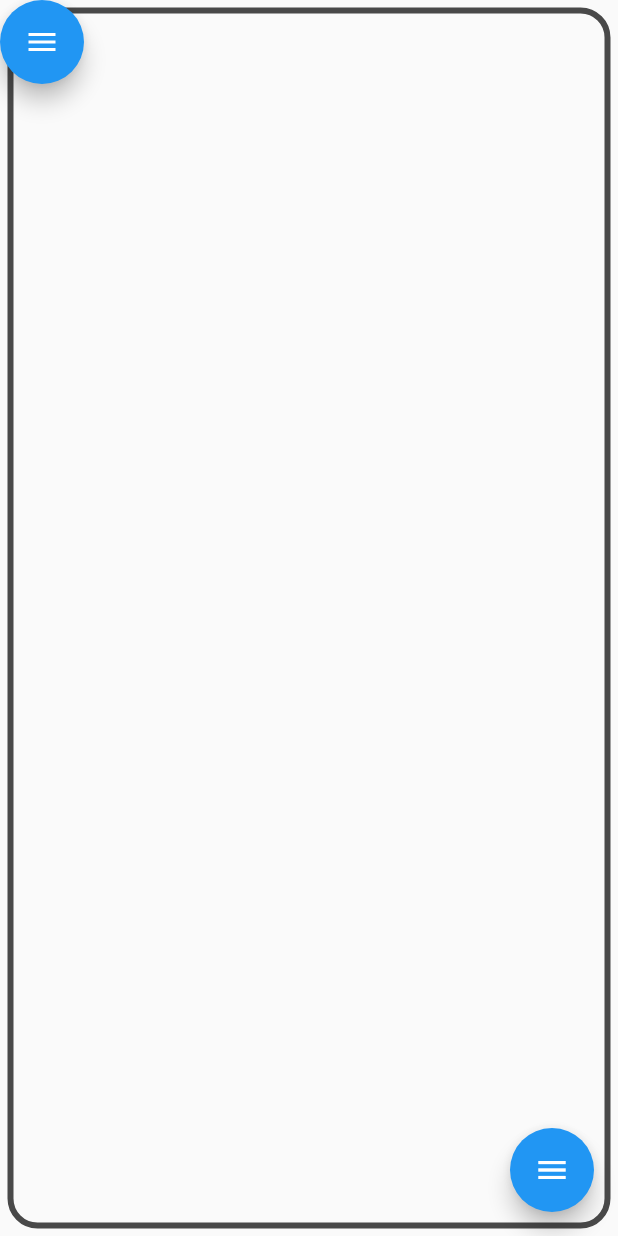
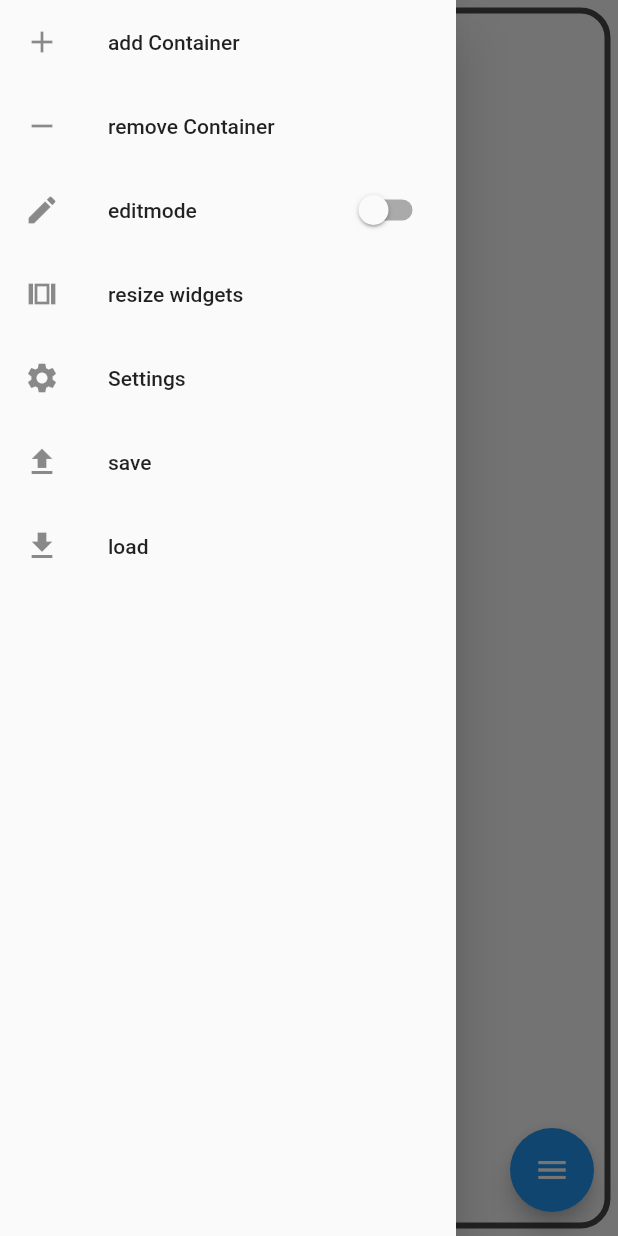
Before and after one commit to Projektkurs/smartclock, a Flutter app: the screen it shows after launch, in the side drawer, after a tap on "resize widgets", on a phone screen of 412 x 824 dp. Run offline on Flutter 3.47's test engine with Material 2 defaults, Android fonts, the phone set to English and light mode, and no system bars.

Commit message:
fully functional fromJson tosave and load changes

```diff
--- a/lib/component/components/clock.dart
+++ b/lib/component/components/clock.dart
@@ -26,8 +26,13 @@ class Clock extends Component
   Map<String, dynamic> toJson(){
     Map<String, dynamic> tmpconf=super.toJson();
     tmpconf['datetime']=datetime;
+    tmpconf['isLive']=isLive;
     return tmpconf;
   }
+  Clock.fromJson(Map<String, dynamic> json)
+    :datetime=json['datetime'],
+    isLive =json['isLive'],
+    super(key:GlobalKey(),gconfig: GeneralConfig<Clockconfig>.fromjson(json['gconfig'], Clockconfig.fromJson(json['gconfig']['cconfig'])));
 
   @override
   State<Clock> createState() => _AnalogClockState(); //todo: outsource logic
--- a/lib/component/components/empty.dart
+++ b/lib/component/components/empty.dart
@@ -9,16 +9,20 @@ class Empty extends Component
 {
   Empty(
     {required Key key,
-    required this.gconfig,
+    required GeneralConfig gconfig,
     required this.resizeWidget,
     required this.replaceChildren,
     })
-    : super(key: key,gconfig:gconfig,);
-  final GeneralConfig<EmptyComponentConfig> gconfig;
+    : super(key: key,gconfig:gconfig);
+  //final GeneralConfig<EmptyComponentConfig> gconfig;
   final Function resizeWidget;
   final Function replaceChildren;
   @override
   EmptyState createState() => EmptyState();
+  Empty.fromJson(Map<String, dynamic> json,this.resizeWidget,this.replaceChildren)
+  :
+    super(key:GlobalKey(),gconfig:GeneralConfig<EmptyComponentConfig>.fromjson(json['gconfig'], EmptyComponentConfig.fromJson(json['gconfig']['cconfig'])))
+  ;
 }
 
 class EmptyState extends State<Empty> with ComponentBuild<Empty>
--- a/lib/component/configs/clock_config.dart
+++ b/lib/component/configs/clock_config.dart
@@ -23,24 +23,39 @@ class Clockconfig
   final Color minColor;
   final Color secColor;
 
+  final Color indicatorColor;
+
   Map<String,dynamic> toJson() => {
+    'digital':digital,
     'secLength1':secLength1,
     'secLength2':secLength2,
     'minLength1':minLength1,
     'minLength2':minLength2,
     'hourLength1':hourLength1,
     'hourLength2':hourLength2,
-    'backgroundColor':backgroundColor.toString(),
-    'outlineColor':outlineColor.toString(),
-    'hourColor':hourColor.toString(),
-    'minColor':minColor.toString(),
-    'secColor':secColor.toString(),
-    //'repacement':replacement,
+    'backgroundColor':backgroundColor.value,
+    'outlineColor':outlineColor.value,
+    'hourColor':hourColor.value,
+    'minColor':minColor.value,
+    'secColor':secColor.value,
+    'indicatorColor':indicatorColor.value,
   };
+  Clockconfig.fromJson(Map<String, dynamic> json)
+  : digital=json['digital'],
+    secLength1=json['secLength1'],
+    secLength2=json['secLength2'],
+    minLength1=json['minLength1'],
+    minLength2=json['minLength2'],
+    hourLength1=json['hourLength1'],
+    hourLength2=json['hourLength2'],
+    backgroundColor=Color(json['backgroundColor']),
+    outlineColor=Color(json['outlineColor']),
+    hourColor=Color(json['hourColor']),
+    minColor=Color(json['minColor']),
+    secColor=Color(json['secColor']),
+    indicatorColor=Color(json['indicatorColor']);
 
-  final Color indicatorColor;
-
-    const Clockconfig({
+  const Clockconfig({
     this.digital = false,
     this.indicatorColor = const Color(0xFF000000),
     this.outlineColor = const Color(0xFF000000),
--- a/lib/component/configs/empty_config.dart
+++ b/lib/component/configs/empty_config.dart
@@ -18,4 +18,9 @@ class EmptyComponentConfig
     'height':height,
     //'repacement':replacement,
   };
+  EmptyComponentConfig();
+
+  EmptyComponentConfig.fromJson(Map<String,dynamic> json)
+    :width=json['width'],
+    height=json['height'];
 }
--- a/lib/component/generalconfig.dart
+++ b/lib/component/generalconfig.dart
@@ -16,6 +16,11 @@ class GeneralConfig<ContentType>
     'type':type.toString(),
     'cconfig':cconfig
   };
-
+  GeneralConfig.fromjson(Map<String,dynamic> json,ContentType cconfig):
+    flex=json['flex'],
+    type=stringtoType(json['type']),
+    cconfig=cconfig;
 }
-class EmptyConfig{}
+class EmptyConfig{
+  Map<String, dynamic> toJson() =>{};
+}
--- a/lib/main.dart
+++ b/lib/main.dart
@@ -43,6 +43,18 @@ enum Componentenum {horizontal,vertical,clock,defaultcase,empty}
 typedef Configmenu_t= void Function(List<Key> key,Type type,GeneralConfig config,double width,double height);
 Configmenu_t configmenu=(List<Key> key,Type type,GeneralConfig config,double width,double height){};
 
+Type stringtoType(String type){
+    switch(type){
+      case("Scaffolding"):return Scaffolding;
+      case("Empty"):return Empty;
+      case("Clock"):return Clock;
+      case("ExampleComponent"):return ExampleComponent;
+      default:return Component;
+    }
+  }
+
+
+
 class AppState extends State<App>
 {
   //main menu laying on top the top of Widget stack
@@ -78,21 +90,28 @@ class AppState extends State<App>
   String jsonsave="";
   //Key is used for callbacks(scaffholding/callbacks.dart)
   //it mustn't change, as they are saved at various places in the Widget tree
-  final GlobalKey<ScaffoldingState> scaffholdingkey=GlobalKey();
+  GlobalKey<ScaffoldingState> scaffholdingkey=GlobalKey();
   final GlobalKey<ScaffoldState> scaffoldkey=GlobalKey();
+  Scaffolding? mainscaffolding;
+  bool scafffromjson=false;
   @override
   Widget build(BuildContext context)
   {
-    Scaffolding mainscaffolding = Scaffolding(key:scaffholdingkey,
+    mainscaffolding=Scaffolding(key:scaffholdingkey,
       gconfig:GeneralConfig<EmptyConfig>(
       2<<40,//arbitrary value for flex
       //should be high as to have many to have smooth transition
       EmptyConfig(),
       Scaffolding),
       direction: true, subcontainers: _maincontainers,showlines:_showlines);
+    if(scafffromjson){
+      scaffholdingkey=GlobalKey();
+      mainscaffolding=Scaffolding.fromJson(jsonDecode(jsonsave),key:scaffholdingkey);
+      scafffromjson=false;
+    }
 
     ()async{
-      while(!mainscaffolding.state.mounted){
+      while(!mainscaffolding!.state.mounted){
         await Future.delayed(const Duration(milliseconds: 10), (){});
       }
       debugPrint(jsonEncode(mainscaffolding));
@@ -126,7 +145,7 @@ class AppState extends State<App>
               title: const Text('resize widgets'),
               onTap: () {
                 _updatelines();
-                Navigator.of(context).pop();
+                //Navigator.of(context).pop();
               },
             ),
             ListTile(
@@ -139,15 +158,15 @@ class AppState extends State<App>
               title: const  Text('save'),
               onTap: (){jsonsave=jsonEncode(mainscaffolding);},
             ),
-                        ListTile(
+            ListTile(
               leading: const Icon(Icons.file_download),
               title: const  Text('load'),
-              onTap: (){setState(()
-              {
+              onTap: (){setState(() {
                 debugPrint("apply Config");
                 _maincontainers=jsonDecode(jsonsave)['subcontainers'];
-
-                });},
+                scafffromjson=true;
+              });
+                },
             ),
           ],
         ),
@@ -156,7 +175,7 @@ class AppState extends State<App>
         child: Stack(children: [
           // menu laying on top of the main Scaffholding
           Flex(direction: Axis.horizontal,
-            children: [mainscaffolding]),
+            children: [mainscaffolding!]),
           menu
         ])
       ),
--- a/lib/scaffholding/scaffolding.dart
+++ b/lib/scaffholding/scaffolding.dart
@@ -19,36 +19,43 @@ class Scaffolding extends Component
   : super(key: key,gconfig:gconfig);
   bool showlines;
   final bool direction;
-  final int subcontainers;
+  int subcontainers;
   var state=ScaffoldingState();
   @override
-  ScaffoldingState createState() => ScaffoldingState();
+  ScaffoldingState createState() => state;
+  @override
   Map<String, dynamic> toJson(){
     Map<String,dynamic> retval={
+      //'key':key.toString(),
       'direction': direction,
       'subcontainers': subcontainers,
-      'length': state.childs.length};
+      'length': state.childs.length,
+      'gconfig':gconfig};
     if(state.childs.isNotEmpty){
     for(int i=0;i<(state.childs.length+1)/2;i++){
-      retval["$i"] = state.childs[i*2];
+      retval["Child$i"] = state.childs[i*2];
     }}
     return retval;
   }
 
   Map<String, dynamic>? jsonconf;
   bool updatejson=false;
-  Scaffolding.scafffromJson(Map<String, dynamic> json,Key key, GeneralConfig gconfig)
-    :direction=true,//json['direction'],
-    subcontainers=1,//json['subcontainers'],
+  Scaffolding.fromJson(Map<String, dynamic> json,{Key? key})
+    :direction=json['direction'],
+    subcontainers=json['subcontainers'],
     showlines=false,
     jsonconf=json,
-    super(key: key,gconfig:gconfig)
+    updatejson=true,
+    super(key: key ?? GlobalKey(),gconfig:GeneralConfig.fromjson(json['gconfig'],EmptyConfig()))
   {
-    //childs=[];
+    print("Scaffolding.fromJson");
     if(state.mounted){
+      print("a");
       state.setState(() {updatejson=true;});
     }{
-      updatejson=true;
+      print("b");
+      state.updatejson=true;
+      print(state.childs);
     }
     //updatejson=true
   }
@@ -57,6 +64,17 @@ class Scaffolding extends Component
 
 class ScaffoldingState extends State<Scaffolding> with callbacks
 {
+  Component? jsontoComp(Map<String,dynamic> json,Function resizeWidget,Function replaceChildren){
+    switch(json['gconfig']['type']){
+      case("Scaffolding"):return Scaffolding.fromJson(json);
+      case("Empty"):return Empty.fromJson(json,resizeWidget,replaceChildren);
+      case("Clock"):return Clock.fromJson(json);
+      //case("ExampleComponent"):return ExampleComponent;
+      default:return null;
+    }
+  }
+  bool test=false;
+  bool updatejson=false;
   @override
   final double resizelineWidth=8.0;
   @override
@@ -69,6 +87,8 @@ class ScaffoldingState extends State<Scaffolding> with callbacks
   @override
   Widget build(BuildContext context)
   {
+    print("test:$test");
+    print(updatejson);
     widget.state=this;
     return Expanded(
         flex: widget.gconfig.flex,
@@ -91,8 +111,7 @@ class ScaffoldingState extends State<Scaffolding> with callbacks
           });
         }
       }
-
-      while( widget.subcontainers*2-1 > childs.length){
+      for(int i=0; widget.subcontainers*2-1 > childs.length;i++){
         if(childs.isNotEmpty){
           childs.add(ResizeLine(
             key:GlobalKey() ,
@@ -104,15 +123,23 @@ class ScaffoldingState extends State<Scaffolding> with callbacks
             direction: widget.direction,
             resizefromline: resizefromline));
         }
-        GeneralConfig<EmptyComponentConfig> tmpconf=GeneralConfig(widget.gconfig.flex, EmptyComponentConfig(), Empty);
-
-        childs.add(Empty(
-          gconfig:tmpconf,
+        Component? tmpcomp;
+        if(updatejson){
+          print(widget.jsonconf!['Child$i']['gconfig']['type']);
+          //switch(widget.jsonconf!['Child$i']['']){
+          stringtoType(widget.jsonconf!['Child$i']['gconfig']['type']);
+          tmpcomp=jsontoComp(widget.jsonconf!['Child$i'],resizeWidget,replaceChildren);
+          test=true;
+        }
+        tmpcomp??=Empty(
+          gconfig:GeneralConfig<EmptyComponentConfig>(widget.gconfig.flex, EmptyComponentConfig(), Empty),
           key: GlobalKey(),
           resizeWidget: resizeWidget,
           replaceChildren: replaceChildren,
-        ));
+        );
+        childs.add(tmpcomp);
       }
+      updatejson=false;
     if(widget.subcontainers*2-1 < childs.length){
       childs.removeRange(max(widget.subcontainers*2-1,0), childs.length);
     }
```
